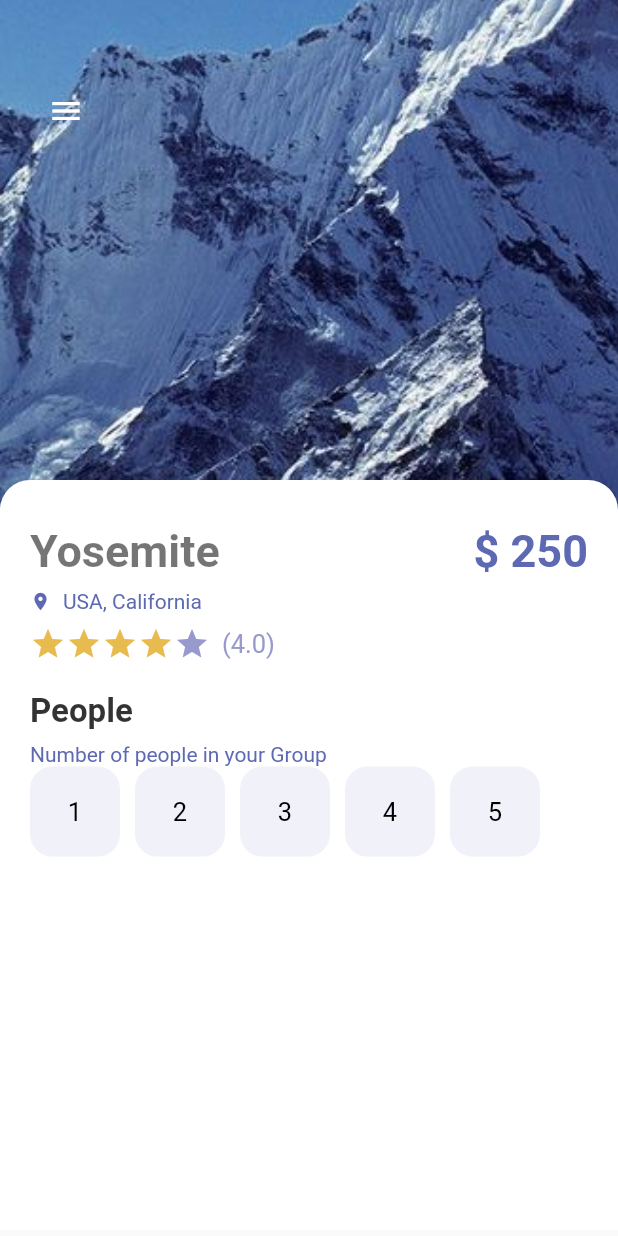
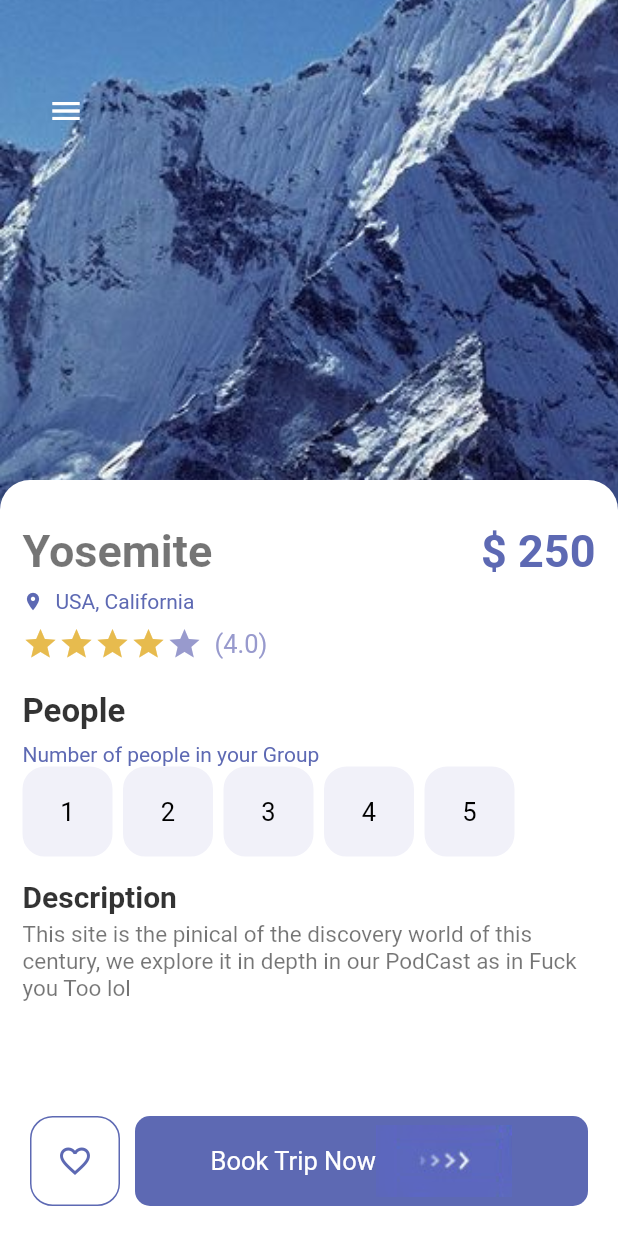
Before and after one commit to NegusNati/travel_app_flutter, a Flutter app: the screen it shows after launch, on a phone screen of 412 x 824 dp. Run offline on Flutter 3.47's test engine with Material 2 defaults, Android fonts, the phone set to English and light mode, and no system bars.

Commit message:
detailpage done with button

```diff
--- a/lib/pages/detail_page.dart
+++ b/lib/pages/detail_page.dart
@@ -4,6 +4,7 @@ import 'package:travel_app_flutter/widgets/app_large_text.dart';
 import 'package:travel_app_flutter/widgets/app_text.dart';
 
 import '../widgets/app_buttons.dart';
+import '../widgets/responsive_button.dart';
 
 class DeatilPage extends StatefulWidget {
   const DeatilPage({Key? key}) : super(key: key);
@@ -14,14 +15,13 @@ class DeatilPage extends StatefulWidget {
 
 class _DeatilPageState extends State<DeatilPage> {
   int gottenStars = 4;
+  int selectedIndex = -1;
   @override
   Widget build(BuildContext context) {
+    Size size = MediaQuery.of(context).size;
     return Scaffold(
       body: SizedBox(
-        // because Stack widget require hight & width
-
-        width: double.maxFinite,
-        height: double.maxFinite,
+        height: size.height,
         child: Stack(
           children: [
             Positioned(
@@ -29,7 +29,7 @@ class _DeatilPageState extends State<DeatilPage> {
               top: 0,
               child: Container(
                 width: 600,
-                height: 350,
+                height: size.height * 0.48,
                 decoration: const BoxDecoration(
                   image: DecorationImage(
                     image: AssetImage("images/mountain.jpeg"),
@@ -55,68 +55,175 @@ class _DeatilPageState extends State<DeatilPage> {
             ),
             Positioned(
               top: 320,
+              left: 0,
               child: Container(
-                padding: const EdgeInsets.symmetric(horizontal: 20, vertical: 30),
+                padding:
+                    const EdgeInsets.symmetric(horizontal: 15, vertical: 30),
                 width: MediaQuery.of(context).size.width,
-                height: 500,
+                height: size.height * 0.7,
                 decoration: const BoxDecoration(
                   color: Colors.white,
                   borderRadius: BorderRadius.only(
                       topLeft: Radius.circular(20),
                       topRight: Radius.circular(20)),
                 ),
-
                 child: Column(
                   crossAxisAlignment: CrossAxisAlignment.start,
                   children: [
                     Row(
                       mainAxisAlignment: MainAxisAlignment.spaceBetween,
                       children: [
-                        AppLargeText(text: "Yosemite", textColor: Colors.black54,),
-                        AppLargeText(text: "\$ 250", textColor: AppColors.mainColor,)
+                        AppLargeText(
+                          text: "Yosemite",
+                          textColor: Colors.black54,
+                        ),
+                        AppLargeText(
+                          text: "\$ 250",
+                          textColor: AppColors.mainColor,
+                        )
                       ],
                     ),
-                    const SizedBox( height: 8,),
+                    const SizedBox(
+                      height: 8,
+                    ),
                     Row(
                       children: [
-                        Icon(Icons.location_on, color: AppColors.mainColor,size: 14,),
-                        const SizedBox(width:
-                        8,),
-                        AppText(text: "USA, California", textColor: AppColors.mainColor, textSize: 14,),
-
-                      ],
-
+                        Icon(
+                          Icons.location_on,
+                          color: AppColors.mainColor,
+                          size: 14,
                         ),
-                  const SizedBox( height: 8,),
-                  Row(
-                    children: [Wrap( // to wrap out lists like stars to mainatin them properly
-                    children:List.generate(5, (index) {
-                      return Icon(Icons.star_sharp, color:index<gottenStars? AppColors.starColor: AppColors.textColor1,);
-                    })
+                        const SizedBox(
+                          width: 8,
                         ),
-                  const SizedBox(width: 8,),
-                    AppText(text: "(4.0)",textColor: AppColors.textColor1,),
+                        AppText(
+                          text: "USA, California",
+                          textColor: AppColors.mainColor,
+                          textSize: 14,
+                        ),
                       ],
                     ),
-                  const SizedBox(height: 20,),
-                  AppLargeText(text: "People",textColor: Colors.black.withOpacity(0.8), textSize: 22,),
-                   const SizedBox(height: 8,),
-                  AppText(text: "Number of people in your Group", textColor: AppColors.mainColor,textSize: 14,),
+                    const SizedBox(
+                      height: 8,
+                    ),
+                    Row(
+                      children: [
                         Wrap(
-                    children: List.generate(5, (index)
-                    {
-                      return Container( // for the margin
-                        margin: const EdgeInsets.only(right: 10),
-
-                        child: AppButton(color: Colors.white, backgroundColor: AppColors.buttonBackground, size: 60, borderColor: AppColors.buttonBackground, textInput:(index + 1).toString(),));
-
-                    })
+                            // to wrap out lists like stars to mainatin them properly
+                            children: List.generate(5, (index) {
+                          return Icon(
+                            Icons.star_sharp,
+                            color: index < gottenStars
+                                ? AppColors.starColor
+                                : AppColors.textColor1,
+                          );
+                        })),
+                        const SizedBox(
+                          width: 8,
+                        ),
+                        AppText(
+                          text: "(4.0)",
+                          textColor: AppColors.textColor1,
+                        ),
+                      ],
+                    ),
+                    const SizedBox(
+                      height: 20,
+                    ),
+                    AppLargeText(
+                      text: "People",
+                      textColor: Colors.black.withOpacity(0.8),
+                      textSize: 22,
+                    ),
+                    const SizedBox(
+                      height: 8,
+                    ),
+                    AppText(
+                      text: "Number of people in your Group",
+                      textColor: AppColors.mainColor,
+                      textSize: 14,
                     ),
 
+                    // the List Button
+                    Wrap(
+                      children: List.generate(5, (index) {
+                        return InkWell(
+                          // so that is become a button
+                          onTap: () {
+                            setState(() {
+                              selectedIndex =
+                                  index; // to triger a reduild on touch i.e index change
+                            });
+                          },
+                          child: Container(
+                            // for the margin
+                            margin: const EdgeInsets.only(right: 7),
+                            child: AppButton(
+                              color: selectedIndex == index
+                                  ? Colors.white
+                                  : Colors
+                                      .black, //check for equality meaing touch
+                              backgroundColor: selectedIndex == index
+                                  ? Colors.black.withOpacity(0.7)
+                                  : AppColors.buttonBackground,
+                              size: 60,
+                              borderColor: selectedIndex == index
+                                  ? Colors.grey.withOpacity(0.8)
+                                  : AppColors.buttonBackground,
+                              textInput: (index + 1).toString(),
+                            ),
+                          ),
+                        );
+                      }),
+                    ),
+                    const SizedBox(
+                      height: 15,
+                    ),
 
-
+                    //discription
+                    AppLargeText(
+                      text: "Description",
+                      textSize: 20,
+                      textColor: Colors.black.withOpacity(0.8),
+                    ),
+                    const SizedBox(
+                      height: 5,
+                    ),
+                    //the description text
+                    AppText(
+                      text:
+                          "This site is the pinical of the discovery world of this century, we explore it in depth in our PodCast as in Fuck you Too lol",
+                      textSize: 15,
+                    ),
+                    SizedBox(
+                      height: size.height * 0.15,
+                    ),
                   ],
                 ),
+              ),
+            ),
+            Positioned(
+              bottom: 20,
+              left: 20,
+              right: 20,
+              child: Row(
+                children: [
+                  AppButton(
+                    color: AppColors.mainColor,
+                    backgroundColor: Colors.white,
+                    size: 60,
+                    borderColor: AppColors.mainColor,
+                    isIcon: true,
+                    icon: Icons.favorite_border,
+                  ),
+                  const SizedBox(
+                    width: 10,
+                  ),
+                  ResponsiveButton(
+                      width: double.maxFinite,
+                      text: "Book Trip Now",
+                      isLonger: true),
+                ],
               ),
             ),
           ],
--- a/lib/widgets/app_buttons.dart
+++ b/lib/widgets/app_buttons.dart
@@ -35,7 +35,7 @@ class AppButton extends StatelessWidget {
         borderRadius: BorderRadius.circular(15),
         color:backgroundColor,
       ),
-      child: isIcon == false ? Center(child: AppText(text: textInput!, textColor: Colors.black,)):Center(child: Icon(icon, color: color,)),
+      child: isIcon == false ? Center(child: AppText(text: textInput!, textColor: color,)):Center(child: Icon(icon, color: color,)),
     );
   }
 }
--- a/lib/widgets/responsive_button.dart
+++ b/lib/widgets/responsive_button.dart
@@ -1,6 +1,7 @@
 // ignore_for_file: public_member_api_docs, sort_constructors_first
 import 'package:flutter/material.dart';
 import 'package:travel_app_flutter/util/colors.dart';
+import 'package:travel_app_flutter/widgets/app_text.dart';
 
 class ResponsiveButton extends StatelessWidget {
   ResponsiveButton({Key? key, this.width, this.isLonger = false, this.text})
@@ -22,7 +23,7 @@ class ResponsiveButton extends StatelessWidget {
         child: Row(
           mainAxisAlignment: MainAxisAlignment.center,
           children: [
-            // Text(text!),
+            isLonger == true?AppText(text: text!, textColor: Colors.white): const SizedBox(),
             Image.asset("images/button-one.png"),
           ],
         ),
```
Lines whose indentation alone changed are shown as unchanged.
